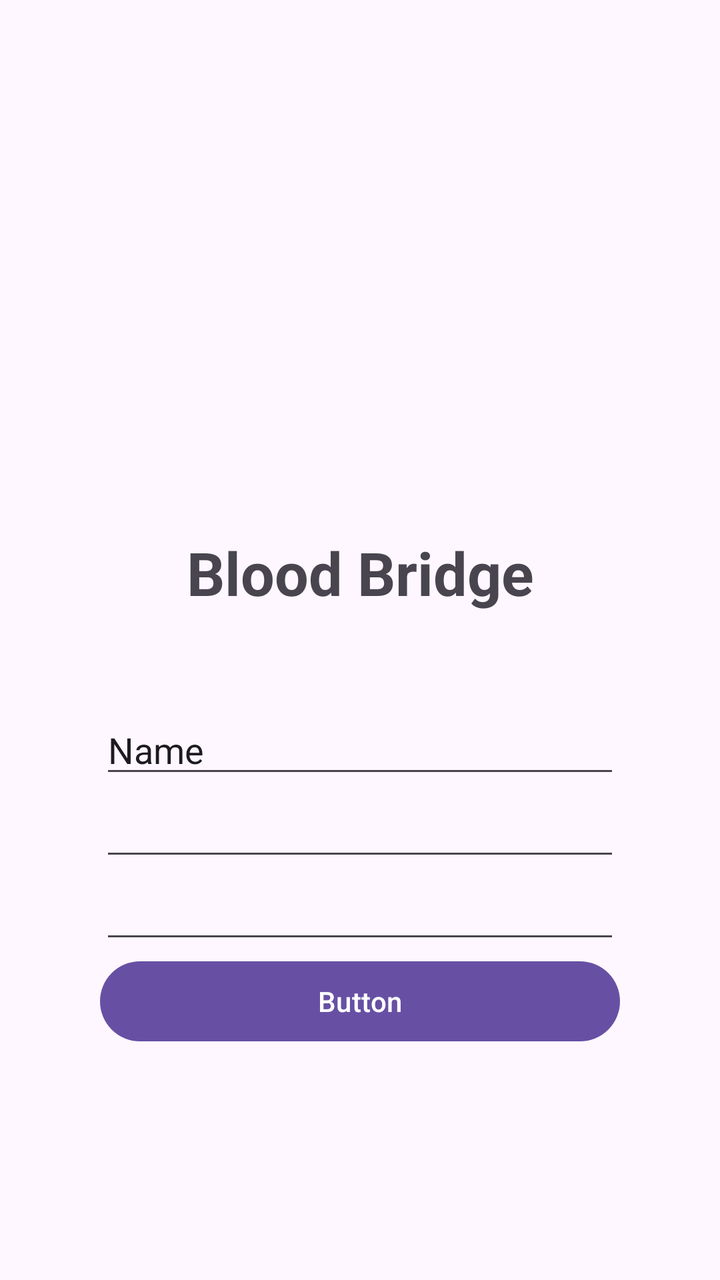
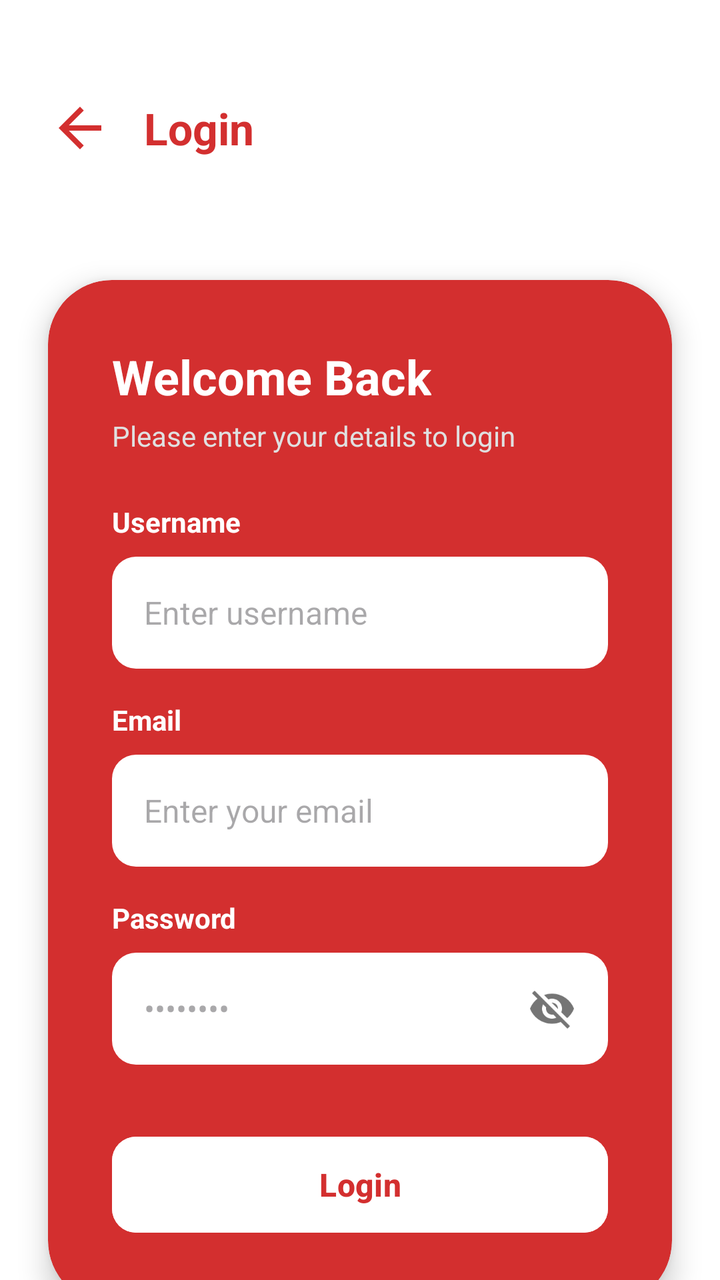

Screens rendered from an Android XML layout before and after an edit, with the pre-edit source and the edit as a unified diff.
<!-- AndroidManifest.xml: application theme Theme.BloodBridge -->
<!-- res/layout/activity_login.xml -->
<?xml version="1.0" encoding="utf-8"?>
<androidx.constraintlayout.widget.ConstraintLayout xmlns:android="http://schemas.android.com/apk/res/android"
    xmlns:app="http://schemas.android.com/apk/res-auto"
    xmlns:tools="http://schemas.android.com/tools"
    android:id="@+id/main"
    android:layout_width="match_parent"
    android:layout_height="match_parent"
    tools:context=".Views.LoginActivity"
    android:padding="30dp">

    <LinearLayout
        android:id="@+id/titleLayout"
        android:layout_width="match_parent"
        android:layout_height="wrap_content"
        android:layout_marginTop="216dp"
        android:orientation="vertical"
        android:padding="20dp"
        app:layout_constraintHorizontal_bias="1.0"
        app:layout_constraintLeft_toLeftOf="parent"
        app:layout_constraintRight_toRightOf="parent"
        app:layout_constraintTop_toTopOf="parent">

        <TextView
            android:id="@+id/apptitle"
            android:layout_width="match_parent"
            android:layout_height="wrap_content"
            android:text="Blood Bridge"
            android:textAlignment="center"
            android:textSize="30sp"
            android:textStyle="bold" />

    </LinearLayout>

    <LinearLayout
        android:id="@+id/editTextLayout"
        android:layout_width="match_parent"
        android:layout_height="wrap_content"
        android:orientation="vertical"
        android:padding="20dp"
        app:layout_constraintBottom_toBottomOf="parent"
        app:layout_constraintTop_toBottomOf="@+id/titleLayout"
        app:layout_constraintVertical_bias="0.087"
        tools:layout_editor_absoluteX="44dp">

        <EditText
            android:id="@+id/userName"
            android:layout_width="match_parent"
            android:layout_height="wrap_content"
            android:ems="10"
            android:inputType="text"
            android:text="Name"
            tools:layout_editor_absoluteX="46dp"
            tools:layout_editor_absoluteY="300dp" />

        <EditText
            android:id="@+id/useremail"
            android:layout_width="match_parent"
            android:layout_height="wrap_content"
            android:ems="10"
            android:inputType="textEmailAddress"
            tools:layout_editor_absoluteX="58dp"
            tools:layout_editor_absoluteY="401dp" />

        <EditText
            android:id="@+id/passWord"
            android:layout_width="match_parent"
            android:layout_height="wrap_content"
            android:ems="10"
            android:inputType="textPassword"
            tools:layout_editor_absoluteX="-40dp"
            tools:layout_editor_absoluteY="420dp" />

        <Button
            android:id="@+id/lgnBtn"
            android:layout_width="match_parent"
            android:layout_height="wrap_content"
            android:text="Button"
            tools:layout_editor_absoluteX="-5dp"
            tools:layout_editor_absoluteY="373dp" />

    </LinearLayout>


</androidx.constraintlayout.widget.ConstraintLayout>
<!-- resources referenced by this layout -->
<resources>
  <style name="Theme.BloodBridge" parent="Base.Theme.BloodBridge" />
  <style name="Base.Theme.BloodBridge" parent="Theme.Material3.DayNight.NoActionBar">
          
          
      </style>
</resources>

<!-- the commit's change to res/layout/activity_login.xml (unified diff, before → after) -->
@@ -5,80 +5,182 @@
     android:id="@+id/main"
     android:layout_width="match_parent"
     android:layout_height="match_parent"
-    tools:context=".Views.LoginActivity"
-    android:padding="30dp">
+    android:background="#FFFFFF"
+    tools:context=".Views.LoginActivity">
 
+    
     <LinearLayout
-        android:id="@+id/titleLayout"
+        android:id="@+id/llHeader"
         android:layout_width="match_parent"
         android:layout_height="wrap_content"
-        android:layout_marginTop="216dp"
-        android:orientation="vertical"
-        android:padding="20dp"
-        app:layout_constraintHorizontal_bias="1.0"
-        app:layout_constraintLeft_toLeftOf="parent"
-        app:layout_constraintRight_toRightOf="parent"
+        android:layout_marginTop="48dp"
+        android:gravity="center_vertical"
+        android:orientation="horizontal"
+        android:paddingStart="24dp"
+        android:paddingEnd="24dp"
         app:layout_constraintTop_toTopOf="parent">
 
+        <ImageView
+            android:id="@+id/ivBack"
+            android:layout_width="32dp"
+            android:layout_height="32dp"
+            android:contentDescription="Back"
+            android:src="@drawable/ic_back" />
+
         <TextView
-            android:id="@+id/apptitle"
+            android:layout_width="wrap_content"
+            android:layout_height="wrap_content"
+            android:layout_marginStart="16dp"
+            android:text="Login"
+            android:textColor="#D32F2F"
+            android:textSize="22sp"
+            android:textStyle="bold" />
+    </LinearLayout>
+
+    
+    <androidx.cardview.widget.CardView
+        android:id="@+id/cvAuth"
+        android:layout_width="match_parent"
+        android:layout_height="wrap_content"
+        android:layout_marginStart="24dp"
+        android:layout_marginTop="60dp"
+        android:layout_marginEnd="24dp"
+        app:cardBackgroundColor="#D32F2F"
+        app:cardCornerRadius="32dp"
+        app:cardElevation="8dp"
+        app:layout_constraintTop_toBottomOf="@+id/llHeader">
+
+        <LinearLayout
             android:layout_width="match_parent"
             android:layout_height="wrap_content"
-            android:text="Blood Bridge"
-            android:textAlignment="center"
-            android:textSize="30sp"
-            android:textStyle="bold" />
+            android:orientation="vertical"
+            android:padding="32dp">
 
-    </LinearLayout>
+            <TextView
+                android:layout_width="wrap_content"
+                android:layout_height="wrap_content"
+                android:text="Welcome Back"
+                android:textColor="#FFFFFF"
+                android:textSize="24sp"
+                android:textStyle="bold" />
 
-    <LinearLayout
-        android:id="@+id/editTextLayout"
-        android:layout_width="match_parent"
+            <TextView
+                android:layout_width="wrap_content"
+                android:layout_height="wrap_content"
+                android:layout_marginTop="4dp"
+                android:text="Please enter your details to login"
+                android:textColor="#E0E0E0"
+                android:textSize="14sp" />
+
+            
+            <TextView
+                android:layout_width="wrap_content"
+                android:layout_height="wrap_content"
+                android:layout_marginTop="24dp"
+                android:text="Username"
+                android:textColor="#FFFFFF"
+                android:textSize="14sp"
+                android:textStyle="bold" />
+
+            <EditText
+                android:id="@+id/userName"
+                android:layout_width="match_parent"
+                android:layout_height="56dp"
+                android:layout_marginTop="8dp"
+                android:background="@drawable/bg_input_field"
+                android:hint="Enter username"
+                android:inputType="text"
+                android:paddingStart="16dp"
+                android:paddingEnd="16dp"
+                android:textColor="#212121"
+                android:textSize="16sp" />
+
+            
+            <TextView
+                android:layout_width="wrap_content"
+                android:layout_height="wrap_content"
+                android:layout_marginTop="16dp"
+                android:text="Email"
+                android:textColor="#FFFFFF"
+                android:textSize="14sp"
+                android:textStyle="bold" />
+
+            <EditText
+                android:id="@+id/useremail"
+                android:layout_width="match_parent"
+                android:layout_height="56dp"
+                android:layout_marginTop="8dp"
+                android:background="@drawable/bg_input_field"
+                android:hint="Enter your email"
+                android:inputType="textEmailAddress"
+                android:paddingStart="16dp"
+                android:paddingEnd="16dp"
+                android:textColor="#212121"
+                android:textSize="16sp" />
+
+            
+            <TextView
+                android:layout_width="wrap_content"
+                android:layout_height="wrap_content"
+                android:layout_marginTop="16dp"
+                android:text="Password"
+                android:textColor="#FFFFFF"
+                android:textSize="14sp"
+                android:textStyle="bold" />
+
+            <FrameLayout
+                android:layout_width="match_parent"
+                android:layout_height="56dp"
+                android:layout_marginTop="8dp">
+
+                <EditText
+                    android:id="@+id/passWord"
+                    android:layout_width="match_parent"
+                    android:layout_height="match_parent"
+                    android:background="@drawable/bg_input_field"
+                    android:hint="••••••••"
+                    android:inputType="textPassword"
+                    android:paddingStart="16dp"
+                    android:paddingEnd="56dp"
+                    android:textColor="#212121"
+                    android:textSize="16sp" />
+
+                <ImageView
+                    android:layout_width="24dp"
+                    android:layout_height="24dp"
+                    android:layout_gravity="end|center_vertical"
+                    android:layout_marginEnd="16dp"
+                    android:src="@drawable/ic_visibility_off" />
+            </FrameLayout>
+
+            
+            <com.google.android.material.button.MaterialButton
+                android:id="@+id/lgnBtn"
+                android:layout_width="match_parent"
+                android:layout_height="56dp"
+                android:layout_marginTop="32dp"
+                android:backgroundTint="#FFFFFF"
+                android:text="Login"
+                android:textColor="#D32F2F"
+                android:textSize="16sp"
+                android:textStyle="bold"
+                app:cornerRadius="12dp" />
+
+        </LinearLayout>
+    </androidx.cardview.widget.CardView>
+
+    <TextView
+        android:id="@+id/tvForgotPassword"
+        android:layout_width="wrap_content"
         android:layout_height="wrap_content"
-        android:orientation="vertical"
-        android:padding="20dp"
+        android:layout_marginBottom="48dp"
+        android:text="Forgot Password?"
+        android:textColor="#D32F2F"
+        android:textSize="14sp"
+        android:textStyle="bold"
+        android:padding="8dp"
         app:layout_constraintBottom_toBottomOf="parent"
-        app:layout_constraintTop_toBottomOf="@+id/titleLayout"
-        app:layout_constraintVertical_bias="0.087"
-        tools:layout_editor_absoluteX="44dp">
-
-        <EditText
-            android:id="@+id/userName"
-            android:layout_width="match_parent"
-            android:layout_height="wrap_content"
-            android:ems="10"
-            android:inputType="text"
-            android:text="Name"
-            tools:layout_editor_absoluteX="46dp"
-            tools:layout_editor_absoluteY="300dp" />
-
-        <EditText
-            android:id="@+id/useremail"
-            android:layout_width="match_parent"
-            android:layout_height="wrap_content"
-            android:ems="10"
-            android:inputType="textEmailAddress"
-            tools:layout_editor_absoluteX="58dp"
-            tools:layout_editor_absoluteY="401dp" />
-
-        <EditText
-            android:id="@+id/passWord"
-            android:layout_width="match_parent"
-            android:layout_height="wrap_content"
-            android:ems="10"
-            android:inputType="textPassword"
-            tools:layout_editor_absoluteX="-40dp"
-            tools:layout_editor_absoluteY="420dp" />
-
-        <Button
-            android:id="@+id/lgnBtn"
-            android:layout_width="match_parent"
-            android:layout_height="wrap_content"
-            android:text="Button"
-            tools:layout_editor_absoluteX="-5dp"
-            tools:layout_editor_absoluteY="373dp" />
-
-    </LinearLayout>
-
+        app:layout_constraintEnd_toEndOf="parent"
+        app:layout_constraintStart_toStartOf="parent" />
 
 </androidx.constraintlayout.widget.ConstraintLayout>
<!-- resource entries referenced after the edit -->
@@ -1,5 +1,31 @@
 <!-- resources referenced by this layout -->
 <resources>
+  <!-- drawable bg_input_field (drawable) -->
+  <?xml version="1.0" encoding="utf-8"?>
+  <shape xmlns:android="http://schemas.android.com/apk/res/android">
+      <solid android:color="#FFFFFF" />
+      <corners android:radius="12dp" />
+  </shape>
+  <!-- drawable ic_back (drawable) -->
+  <vector xmlns:android="http://schemas.android.com/apk/res/android"
+      android:width="24dp"
+      android:height="24dp"
+      android:viewportWidth="24"
+      android:viewportHeight="24">
+      <path
+          android:fillColor="#D32F2F"
+          android:pathData="M20,11H7.83l5.59,-5.59L12,4l-8,8 8,8 1.41,-1.41L7.83,13H20v-2z" />
+  </vector>
+  <!-- drawable ic_visibility_off (drawable) -->
+  <vector xmlns:android="http://schemas.android.com/apk/res/android"
+      android:width="24dp"
+      android:height="24dp"
+      android:viewportWidth="24"
+      android:viewportHeight="24">
+      <path
+          android:fillColor="#757575"
+          android:pathData="M12,7c2.76,0 5,2.24 5,5 0,0.65 -0.13,1.26 -0.36,1.82l2.92,2.92c1.51,-1.26 2.7,-2.89 3.44,-4.74 -1.73,-4.39 -6,-7.5 -11,-7.5 -1.4,0 -2.74,0.25 -3.98,0.7l2.16,2.16C10.74,7.13 11.35,7 12,7zM2,4.27l2.28,2.28 0.46,0.46C3.08,8.3 1.78,10.02 1,12c1.73,4.39 6,7.5 11,7.5 1.55,0 3.03,-0.3 4.38,-0.84l0.42,0.42L19.73,22 21,20.73 3.27,3 2,4.27zM7.53,9.8l1.55,1.55c-0.05,0.21 -0.08,0.43 -0.08,0.65 0,1.66 1.34,3 3,3 0.22,0 0.44,-0.03 0.65,-0.08l1.55,1.55c-0.67,0.33 -1.41,0.53 -2.2,0.53 -2.76,0 -5,-2.24 -5,-5 0,-0.79 0.2,-1.53 0.53,-2.2zM11.84,9.02l3.15,3.15 0.01,-0.17c0,-1.66 -1.34,-3 -3,-3l-0.16,0.02z" />
+  </vector>
   <style name="Theme.BloodBridge" parent="Base.Theme.BloodBridge" />
   <style name="Base.Theme.BloodBridge" parent="Theme.Material3.DayNight.NoActionBar">
           
